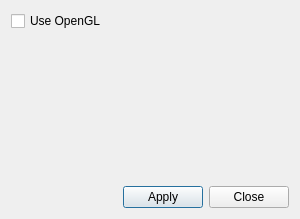
Old version of the form settingsdlg.ui in the repository m-garanin/zgui-qt.
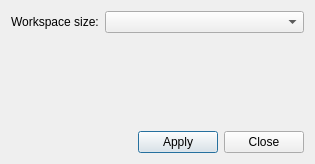
New version of the form.

What changed in the file:
```diff
--- a/settingsdlg.ui
+++ b/settingsdlg.ui
@@ -6,22 +6,28 @@
    <rect>
     <x>0</x>
     <y>0</y>
-    <width>300</width>
-    <height>219</height>
+    <width>315</width>
+    <height>164</height>
    </rect>
   </property>
   <property name="windowTitle">
    <string>Dialog</string>
   </property>
-  <layout class="QGridLayout" name="gridLayout" rowstretch="1,0,0">
-   <item row="0" column="0">
-    <widget class="QCheckBox" name="cbOpenGL">
-     <property name="text">
-      <string>Use OpenGL</string>
-     </property>
-    </widget>
-   </item>
+  <layout class="QGridLayout" name="gridLayout" rowstretch="1,0,0,0">
    <item row="2" column="0">
+    <spacer name="verticalSpacer">
+     <property name="orientation">
+      <enum>Qt::Vertical</enum>
+     </property>
+     <property name="sizeHint" stdset="0">
+      <size>
+       <width>20</width>
+       <height>40</height>
+      </size>
+     </property>
+    </spacer>
+   </item>
+   <item row="3" column="0">
     <layout class="QHBoxLayout" name="horizontalLayout">
      <item>
       <spacer name="horizontalSpacer">
@@ -52,18 +58,19 @@
      </item>
     </layout>
    </item>
-   <item row="1" column="0">
-    <spacer name="verticalSpacer">
-     <property name="orientation">
-      <enum>Qt::Vertical</enum>
-     </property>
-     <property name="sizeHint" stdset="0">
-      <size>
-       <width>20</width>
-       <height>40</height>
-      </size>
-     </property>
-    </spacer>
+   <item row="0" column="0">
+    <layout class="QFormLayout" name="formLayout">
+     <item row="0" column="1">
+      <widget class="QComboBox" name="workspaceSizeComboBox"/>
+     </item>
+     <item row="0" column="0">
+      <widget class="QLabel" name="workspaceSizeLabel">
+       <property name="text">
+        <string>Workspace size:</string>
+       </property>
+      </widget>
+     </item>
+    </layout>
    </item>
   </layout>
  </widget>
```
Left out of the diff: 2 changed lines with no effect on the pictures.
